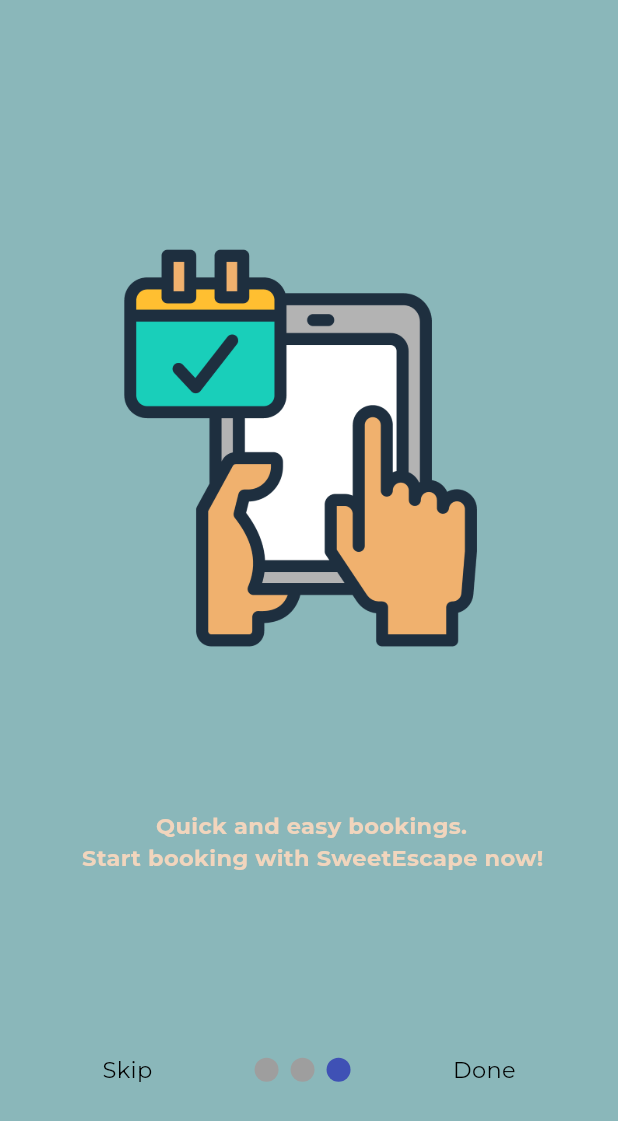
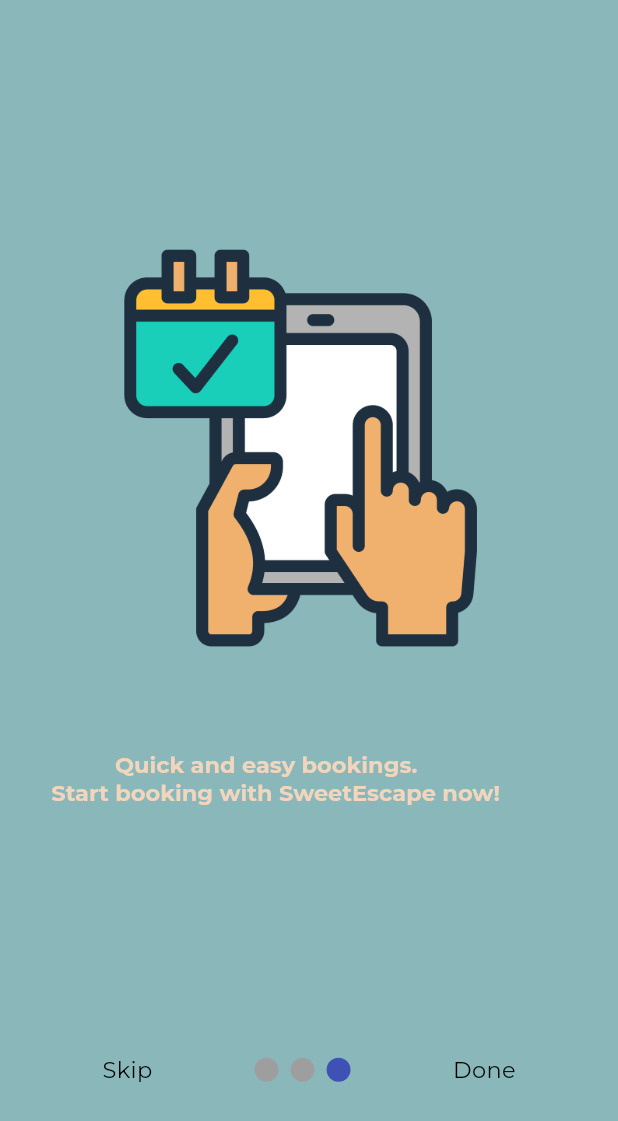
Before and after one commit to EklecciaR27/PA_Mobile_SweetEscape, a Flutter app: the OnBoardingScreen screen opened directly, after a tap on "Skip", on a phone screen of 412 x 824 dp. Shown: the top 1121 px of the screen. Run offline on Flutter 3.47's test engine with Material 3 defaults, Android fonts, the phone set to English and light mode, and no system bars; drawn by our look-alikes of smooth_page_indicator; our stand-ins replace cloud_firestore, firebase_auth, firebase_core, get, google_fonts, line_awesome_flutter; accounts and stored records are empty; network calls fail.

Commit message:
perbaikin lagi allpage

```diff
--- a/sweet_escape_apps/lib/input_page.dart
+++ b/sweet_escape_apps/lib/input_page.dart
@@ -109,9 +109,8 @@
   @override
   Widget build(BuildContext context) {
     var lebar = MediaQuery.of(context).size.width;
-    var tinggi = MediaQuery.of(context).size.height;
+    // var tinggi = MediaQuery.of(context).size.height;
     var currentIndex = 1;
-
     return DefaultTabController(
         length: 2,
         child: Scaffold(
@@ -132,6 +131,7 @@
                   crossAxisAlignment: CrossAxisAlignment.stretch,
                   children: <Widget>[
                     Container(
+                      width: lebar,
                       height: 170,
                       decoration: BoxDecoration(
                         image: DecorationImage(
--- a/sweet_escape_apps/lib/intro_screen/Intro1.dart
+++ b/sweet_escape_apps/lib/intro_screen/Intro1.dart
@@ -20,6 +20,7 @@
             width: 300.0,
             height: 280.0,
           ),
+          const SizedBox(height: 60),
           // ignore: avoid_unnecessary_containers
           // Container(
           //   padding: EdgeInsets.fromLTRB(lebar * 0.1, 60, lebar * 0.1, 20),
@@ -27,10 +28,7 @@
             children: [
               Text(
                 "WELCOME TO SWEET ESCAPE APP",
-                style: GoogleFonts.montserrat(
-                    color: const Color.fromARGB(255, 241, 213, 189),
-                    fontWeight: FontWeight.bold,
-                    fontSize: 15),
+                style: Theme.of(context).textTheme.headlineLarge,
               ),
             ],
           ),
--- a/sweet_escape_apps/lib/intro_screen/intro2.dart
+++ b/sweet_escape_apps/lib/intro_screen/intro2.dart
@@ -19,14 +19,12 @@
               height: 280.0,
             ),
             // ignore: avoid_unnecessary_containers
+            const SizedBox(height: 60),
             Column(
               children: [
                 Text(
                   "\t \t  Discover the best photographer \n to make your memories unforgettable",
-                  style: GoogleFonts.montserrat(
-                      color: const Color.fromARGB(255, 241, 213, 189),
-                      fontWeight: FontWeight.bold,
-                      fontSize: 15),
+                  style: Theme.of(context).textTheme.headlineLarge,
                 ),
               ],
             ),
--- a/sweet_escape_apps/lib/intro_screen/intro3.dart
+++ b/sweet_escape_apps/lib/intro_screen/intro3.dart
@@ -18,15 +18,13 @@
               width: 300.0,
               height: 280.0,
             ),
+            const SizedBox(height: 60),
             // ignore: avoid_unnecessary_containers
             Container(
-              padding: const EdgeInsets.fromLTRB(50, 100, 0, 20),
+              padding: const EdgeInsets.only(left: 30),
               child: Text(
-                '\t \t \t \t \t \t Quick and easy bookings. \n Start booking with SweetEscape now!',
-                style: GoogleFonts.montserrat(
-                    color: Color.fromARGB(255, 241, 213, 189),
-                    fontWeight: FontWeight.bold,
-                    fontSize: 15),
+                '\t \t \t  \t \t Quick and easy bookings. \n Start booking with SweetEscape now!',
+                style: Theme.of(context).textTheme.headlineLarge,
               ),
             ),
           ],
--- a/sweet_escape_apps/lib/main.dart
+++ b/sweet_escape_apps/lib/main.dart
@@ -7,6 +7,7 @@
 import 'package:sweet_escape_apps/firebase_options.dart';
 import 'package:sweet_escape_apps/home_page.dart';
 import 'package:sweet_escape_apps/input_page.dart';
+import 'package:sweet_escape_apps/signUp.dart';
 import 'signIn.dart';
 import 'package:sweet_escape_apps/models/reservation_provider.dart';
 import 'package:provider/provider.dart';
@@ -42,10 +43,10 @@
       theme: ThemeData(
         colorScheme: colorMode,
         iconTheme: iconMode,
-        textTheme :  teksMode,
+        textTheme: teksMode,
         useMaterial3: true,
       ),
-      home: const HomePage(),
+      home: const OnBoardingScreen(),
       //Reservasi(),
     );
   }
--- a/sweet_escape_apps/lib/signIn.dart
+++ b/sweet_escape_apps/lib/signIn.dart
@@ -107,7 +107,7 @@
                                 fontWeight: FontWeight.bold,
                               ),
                             ),
-                            SizedBox(height: 50),
+                            SizedBox(height: 30),
                             TextFormField(
                               controller: _ctrlEmail,
                               validator: (value) {
--- a/sweet_escape_apps/lib/theme.dart
+++ b/sweet_escape_apps/lib/theme.dart
@@ -23,8 +23,11 @@
 );
 
 TextTheme teksMode = TextTheme(
-  headlineLarge: const TextStyle(
-      fontSize: 5, fontWeight: FontWeight.bold, color: Color(0xFF35656F)),
+  headlineLarge: GoogleFonts.montserrat(
+    fontSize: 15,
+    fontWeight: FontWeight.bold,
+    color: const Color.fromARGB(255, 241, 213, 189),
+  ),
   headlineMedium: GoogleFonts.montserrat(
       color: const Color.fromARGB(255, 0, 0, 0),
       fontSize: 20,
```
Also changed, not shown: sweet_escape_apps/lib/detailpage_malang.dart (+17 -17 lines), sweet_escape_apps/lib/myreservation.dart (+8 -8 lines), sweet_escape_apps/lib/signUp.dart (+12 -4 lines).
